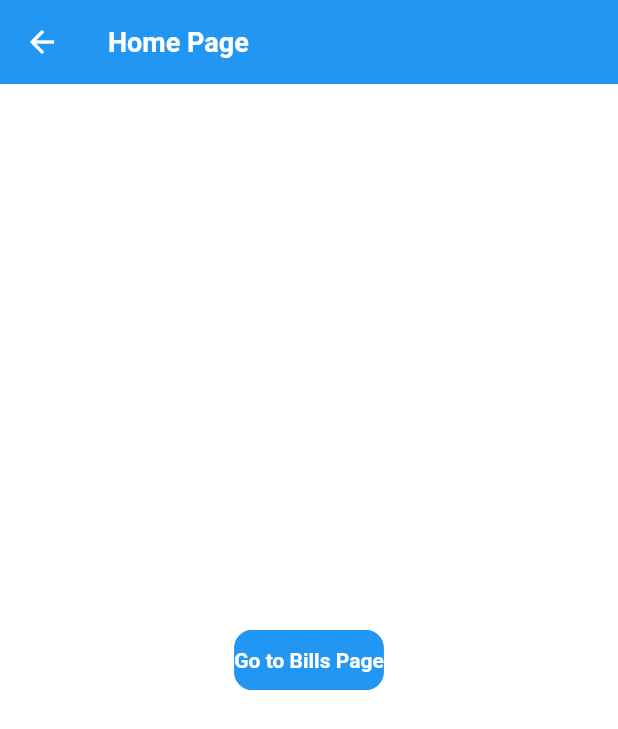
After one commit to JONIETECH/CASH-APP, a Flutter app: the HomePage screen opened directly, on a phone screen of 412 x 824 dp. The commit adds this screen. Shown: the top 729 px of the screen. Run offline on Flutter 3.47's test engine with Material 3 defaults, Android fonts, the phone set to English and light mode, and no system bars; our stand-ins replace bloc, dotted_border, equatable, flutter_bloc, flutter_dotenv, flutter_local_notifications and 10 more; accounts and stored records are empty; statements that could not run were skipped.

Commit message:
added bill reminders

```diff
--- /dev/null
+++ b/lib/features/bill_payment/domain/entities/bill.dart
@@ -0,0 +1,15 @@
+class Bill {
+  final String id;
+  final String title;
+  final DateTime dueDate;
+  final double amount;
+  final bool isPaid;
+
+  Bill({
+    required this.id,
+    required this.title,
+    required this.dueDate,
+    required this.amount,
+    this.isPaid = false,
+  });
+}
--- /dev/null
+++ b/lib/features/bill_payment/presentation/pages/bill_main.dart
@@ -0,0 +1,70 @@
+
+import 'package:finance_tracker/features/bill_payment/data/repositories/bill_repository_impl.dart';
+import 'package:finance_tracker/features/bill_payment/domain/usecases/get_all_bills.dart';
+import 'package:finance_tracker/features/bill_payment/domain/usecases/set_bill_reminder.dart';
+import 'package:finance_tracker/features/bill_payment/presentation/blocs/bill_bloc.dart';
+import 'package:flutter/material.dart';
+import 'package:flutter_local_notifications/flutter_local_notifications.dart';
+import 'package:get_it/get_it.dart';
+
+// final GetIt sl = GetIt.instance;
+
+// void setup() {
+//   final FlutterLocalNotificationsPlugin flutterLocalNotificationsPlugin = FlutterLocalNotificationsPlugin();
+
+//   // Register the BillRepository
+//   sl.registerLazySingleton(() => BillRepositoryImpl(flutterLocalNotificationsPlugin));
+
+//   // Register use cases
+//   sl.registerLazySingleton(() => GetAllBills(sl<BillRepositoryImpl>()));
+//   sl.registerLazySingleton(() => SetBillReminder(sl<BillRepositoryImpl>()));
+
+//   // Register the BillBloc
+//   sl.registerFactory(() => BillBloc(
+//     getAllBills: sl<GetAllBills>(),
+//     setBillReminder: sl<SetBillReminder>(),
+//   ));
+// }
+
+// void main() {
+//   setup(); // Call the setup function to register dependencies
+
+//   runApp(const BillApp());
+// }
+
+class BillApp extends StatelessWidget {
+  const BillApp({super.key});
+
+  @override
+  Widget build(BuildContext context) {
+    return MaterialApp(
+      title: 'Bill Payment Reminder',
+      initialRoute: '/',
+      routes: {
+        '/': (context) => const HomePage(),
+        // '/bills': (context) => BillPage.route(),
+      },
+    );
+  }
+}
+
+class HomePage extends StatelessWidget {
+  const HomePage({super.key});
+
+  @override
+  Widget build(BuildContext context) {
+    return Scaffold(
+      appBar: AppBar(
+        title: const Text('Home Page'),
+      ),
+      body: Center(
+        child: ElevatedButton(
+          onPressed: () {
+            Navigator.pushNamed(context, '/bills');
+          },
+          child: const Text('Go to Bills Page'),
+        ),
+      ),
+    );
+  }
+}
--- a/lib/main.dart
+++ b/lib/main.dart
@@ -1,5 +1,6 @@
 import 'package:finance_tracker/core/env/dotenv_setup.dart';
 import 'package:finance_tracker/features/ai_automation/presentation/bloc/ai_bloc.dart';
+import 'package:finance_tracker/features/bill_payment/presentation/blocs/bill_bloc.dart';
 import 'package:finance_tracker/features/finance/presentation/bloc/transaction_bloc.dart';
 import 'package:finance_tracker/features/finance_blog/presentation/bloc/blog_bloc.dart';
 import 'package:finance_tracker/features/notifications_events/presentation/bloc/balance_bloc.dart';
@@ -55,6 +56,9 @@ void main() async {
         create: (_) => serviceLocator<EventBloc>(),
       ),
       BlocProvider(
+        create: (_) => serviceLocator<BillBloc>(),
+      ),
+      BlocProvider(
         create: (_) => serviceLocator<AiBloc>(),
       ),
       BlocProvider(
--- a/pubspec.yaml
+++ b/pubspec.yaml
@@ -25,7 +25,7 @@ dependencies:
   local_auth: ^2.2.0
   equatable: ^2.0.5
   uuid: ^4.4.2
-  flutter_local_notifications: ^17.2.1+1
+  flutter_local_notifications: ^14.1.5
   timezone: ^0.9.4
   dotenv: ^4.2.0
   flutter_dotenv: ^5.1.0
```
Also changed, not shown: lib/features/bill_payment/data/models/bill_model.dart (added, +31 -0 lines), lib/features/bill_payment/data/repositories/bill_repository_impl.dart (added, +67 -0 lines), lib/features/bill_payment/domain/repositories/bill_repository.dart (added, +9 -0 lines), lib/features/bill_payment/domain/usecases/get_all_bills.dart (added, +12 -0 lines), lib/features/bill_payment/domain/usecases/set_bill_reminder.dart (added, +12 -0 lines), lib/features/bill_payment/presentation/blocs/bill_bloc.dart (added, +34 -0 lines), lib/features/bill_payment/presentation/blocs/bill_event.dart (added, +20 -0 lines), lib/features/bill_payment/presentation/blocs/bill_state.dart (added, +31 -0 lines), lib/features/bill_payment/presentation/pages/bill_page.dart (added, +66 -0 lines), lib/features/finance/presentation/widgets/app_drawer.dart (+8 -0 lines), lib/init_dependecies.dart (+26 -0 lines), pubspec.lock.
